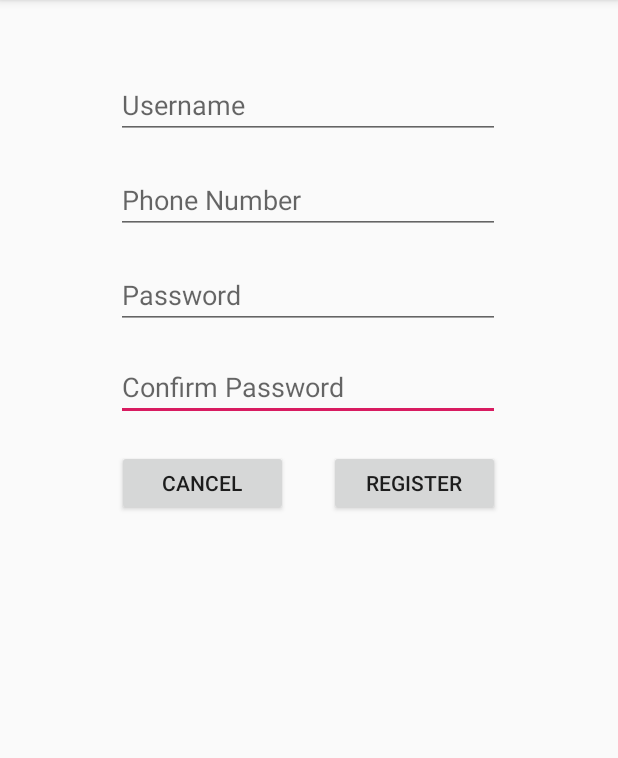
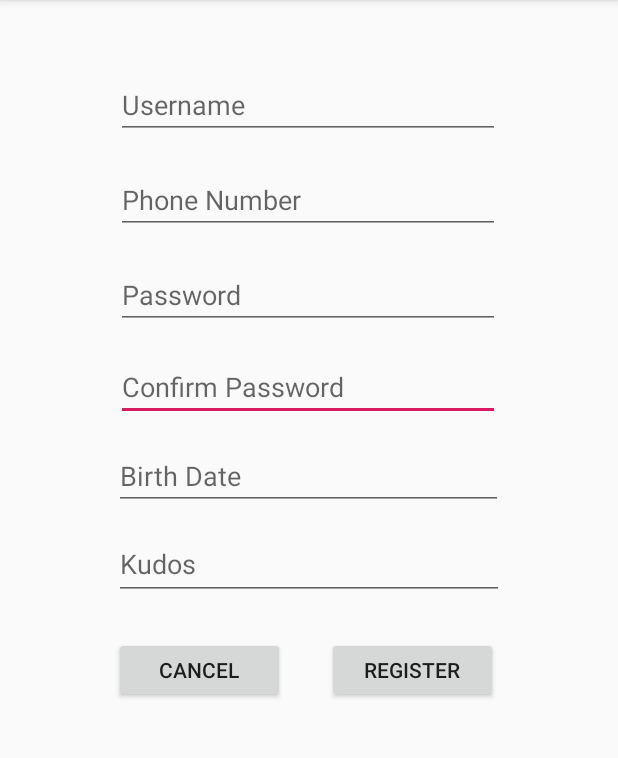
Before and after one commit to Chyzhykal/AndroidETMLProjet, an Android app: the RegisterActivity screen opened directly, with no data from a screen before it, on a phone screen of 412 x 824 dp, the part 84-842 px from its top. Run offline under Robolectric (Android 15) with nearby library versions, the phone set to English and light mode, and no system bars.

Commit message:
Starting user registering functionnality

```diff
--- a/MeetApp/app/src/main/java/etml/app/meetapp/LoginActivity.java
+++ b/MeetApp/app/src/main/java/etml/app/meetapp/LoginActivity.java
@@ -11,4 +11,6 @@ public class LoginActivity extends AppCompatActivity {
         super.onCreate(savedInstanceState);
         setContentView(R.layout.activity_login);
     }
+
+
 }
--- a/MeetApp/app/src/main/res/layout/activity_register.xml
+++ b/MeetApp/app/src/main/res/layout/activity_register.xml
@@ -10,10 +10,20 @@
             android:id="@+id/button3"
             android:layout_width="114dp"
             android:layout_height="44dp"
-            android:layout_marginStart="27dp"
-            android:layout_marginTop="19dp"
+            android:layout_marginStart="28dp"
+            android:layout_marginTop="144dp"
             android:text="@string/register"
             app:layout_constraintStart_toEndOf="@+id/button2"
+            app:layout_constraintTop_toBottomOf="@+id/editText7" />
+
+    <Button
+            android:id="@+id/button2"
+            android:layout_width="114dp"
+            android:layout_height="44dp"
+            android:layout_marginStart="76dp"
+            android:layout_marginTop="144dp"
+            android:text="@android:string/cancel"
+            app:layout_constraintStart_toStartOf="parent"
             app:layout_constraintTop_toBottomOf="@+id/editText7" />
 
     <EditText
@@ -64,13 +74,28 @@
             app:layout_constraintStart_toStartOf="parent"
             app:layout_constraintTop_toBottomOf="@+id/editText5" />
 
-    <Button
-            android:id="@+id/button2"
-            android:layout_width="114dp"
+    <EditText
+            android:id="@+id/editText14"
+            android:layout_width="259dp"
             android:layout_height="44dp"
-            android:layout_marginStart="78dp"
-            android:layout_marginTop="19dp"
-            android:text="@android:string/cancel"
+            android:layout_marginStart="76dp"
+            android:layout_marginTop="296dp"
+            android:ems="10"
+            android:hint="@string/birth_date"
+            android:inputType="date"
             app:layout_constraintStart_toStartOf="parent"
-            app:layout_constraintTop_toBottomOf="@+id/editText7" />
+            app:layout_constraintTop_toTopOf="parent" />
+
+    <EditText
+            android:id="@+id/editText16"
+            android:layout_width="260dp"
+            android:layout_height="48dp"
+            android:layout_marginStart="76dp"
+            android:layout_marginTop="352dp"
+            android:ems="10"
+            android:hint="@string/kudos"
+            android:inputType="textPersonName"
+            app:layout_constraintStart_toStartOf="parent"
+            app:layout_constraintTop_toTopOf="parent" />
+
 </androidx.constraintlayout.widget.ConstraintLayout>
--- a/MeetApp/app/src/main/res/values/views_strings.xml
+++ b/MeetApp/app/src/main/res/values/views_strings.xml
@@ -27,4 +27,6 @@
     <string name="is_private">Is Private</string>
     <string name="max_users">Max Participants</string>
     <string name="logout">Logout</string>
+    <string name="birth_date">Birth Date</string>
+    <string name="kudos">Kudos</string>
 </resources>
```
Also changed, not shown: MeetApp/app/src/main/java/etml/app/meetapp/BrowseEventsActivity.java (+15 -1 lines), MeetApp/app/src/main/java/etml/app/meetapp/CreateEventActivity.java (+7 -0 lines), MeetApp/app/src/main/java/etml/app/meetapp/ProfileActivity.java (+7 -0 lines), MeetApp/app/src/main/java/etml/app/meetapp/RegisterActivity.java (+75 -0 lines).
